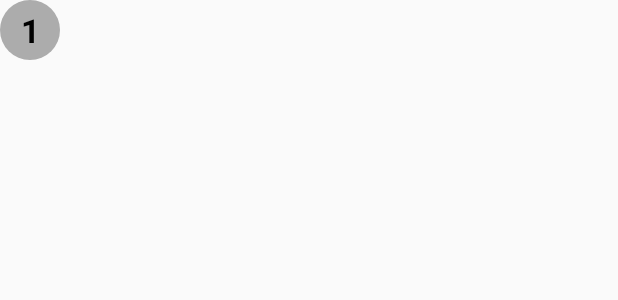
After one commit to flrocha84/EstudeMais, an Android app: the layout ques_grid_item.xml on its own in the app's theme, with its tools: preview values and no code run, on a phone screen of 412 x 824 dp. The commit adds this screen. Shown: the top 300 px of the screen. Run offline under Robolectric (Android 15) with nearby library versions, the phone set to English and light mode, and no system bars.

```diff
--- /dev/null
+++ b/app/src/main/res/layout/ques_grid_item.xml
@@ -0,0 +1,23 @@
+<?xml version="1.0" encoding="utf-8"?>
+<LinearLayout xmlns:android="http://schemas.android.com/apk/res/android"
+    android:orientation="vertical"
+    android:layout_width="wrap_content"
+   android:gravity="center"
+    android:layout_height="wrap_content">
+
+    <TextView
+        android:layout_width="40dp"
+        android:layout_height="40dp"
+        android:id="@+id/ques_num"
+        android:text="1"
+        android:gravity="center"
+        android:textSize="22sp"
+        android:background="@drawable/circle"
+        android:backgroundTint="@color/gray"
+        android:textStyle="bold"
+        android:textColor="@color/black"
+
+
+        />
+
+</LinearLayout>
--- a/app/src/main/res/values/colors.xml
+++ b/app/src/main/res/values/colors.xml
@@ -9,4 +9,7 @@
     <color name="white">#FFFFFFFF</color>
     <color name="main_background">#E1EDFD</color>
     <color name="green">#2DF836</color>
+    <color name="gray">#A8A8A8</color>
+    <color name="red">#ff0000</color>
+    <color name="pink">#F704E1</color>
 </resources>
```
Also changed, not shown: app/src/main/java/com/proj/fab/estudemais/DbQuery.java (+14 -2 lines), app/src/main/java/com/proj/fab/estudemais/QuestionGridAdapter.java (added, +88 -0 lines), app/src/main/java/com/proj/fab/estudemais/QuestionModel.java (+13 -1 lines), app/src/main/java/com/proj/fab/estudemais/QuestionsActivity.java (+69 -6 lines), app/src/main/java/com/proj/fab/estudemais/QuestionsAdapter.java (+17 -0 lines), app/src/main/res/drawable-anydpi/ic_marked.xml (added, +11 -0 lines), app/src/main/res/layout/activity_questions.xml (+16 -1 lines), app/src/main/res/layout/questions_list_layout.xml (+6 -5 lines), app/src/main/res/drawable-hdpi/ic_marked.png (added), app/src/main/res/drawable-mdpi/ic_marked.png (added), app/src/main/res/drawable-xhdpi/ic_marked.png (added), app/src/main/res/drawable-xxhdpi/ic_marked.png (added).
